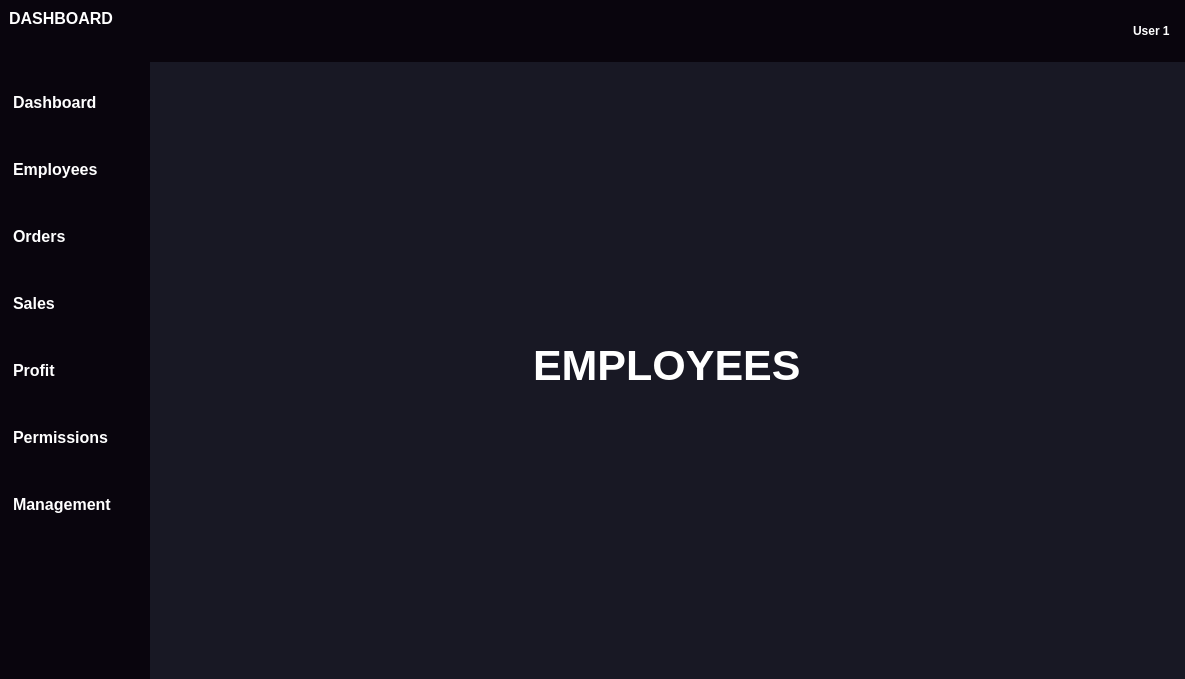
The window that dashboard.ui (amgartendev/InsightFlow-Manager) describes before a commit, drawn with Qt 5.
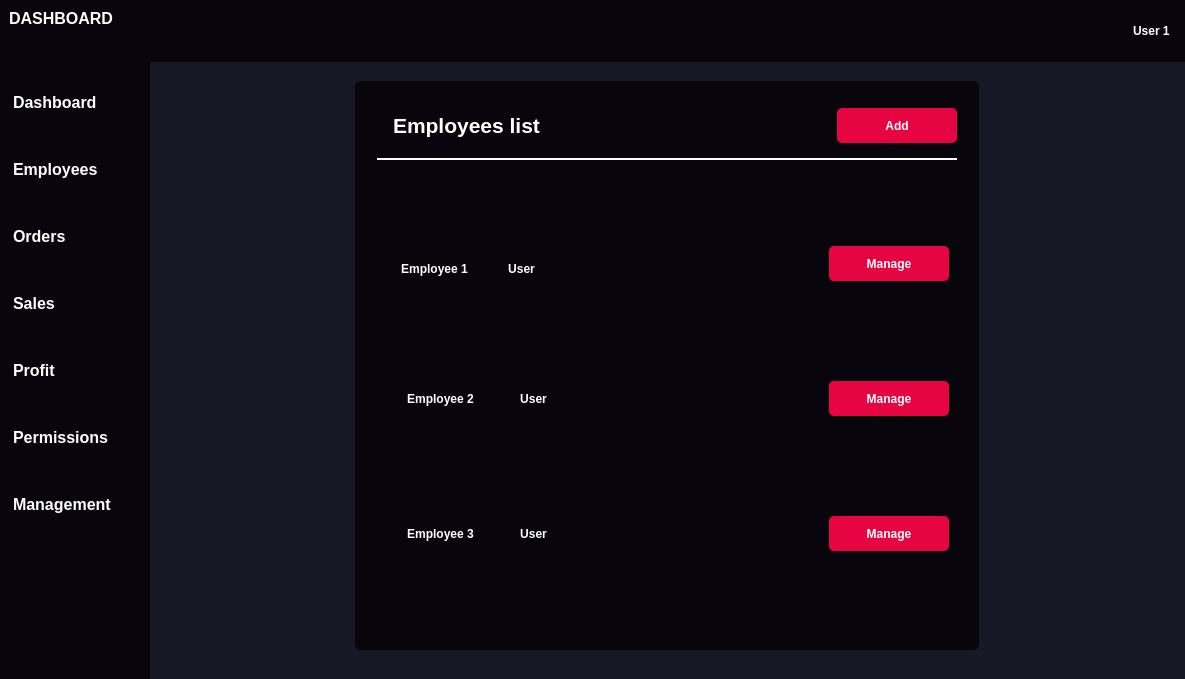
The same window after the commit. The open tabs and pages were chosen to show the change. Icons and pictures are not drawn.

Commit message: implement main employees layout

What changed in the file:
```diff
--- a/dashboard.ui
+++ b/dashboard.ui
@@ -2265,17 +2265,650 @@
          </widget>
          <widget class="QWidget" name="page_employees">
           <layout class="QHBoxLayout" name="horizontalLayout_32">
-           <item alignment="Qt::AlignHCenter|Qt::AlignVCenter">
-            <widget class="QLabel" name="label">
-             <property name="font">
-              <font>
-               <pointsize>32</pointsize>
-               <bold>true</bold>
-              </font>
+           <property name="spacing">
+            <number>0</number>
+           </property>
+           <property name="leftMargin">
+            <number>0</number>
+           </property>
+           <property name="topMargin">
+            <number>0</number>
+           </property>
+           <property name="rightMargin">
+            <number>0</number>
+           </property>
+           <property name="bottomMargin">
+            <number>0</number>
+           </property>
+           <item>
+            <widget class="QFrame" name="main_body_employees">
+             <property name="frameShape">
+              <enum>QFrame::StyledPanel</enum>
              </property>
-             <property name="text">
-              <string>EMPLOYEES</string>
+             <property name="frameShadow">
+              <enum>QFrame::Raised</enum>
              </property>
+             <layout class="QVBoxLayout" name="verticalLayout_8">
+              <item alignment="Qt::AlignHCenter">
+               <widget class="QFrame" name="main_employee_content_frame">
+                <property name="minimumSize">
+                 <size>
+                  <width>0</width>
+                  <height>0</height>
+                 </size>
+                </property>
+                <property name="styleSheet">
+                 <string notr="true">QFrame {
+	background-color: rgb(9, 5, 13);
+	border-radius: 5px;
+	margin: 10px;
+}</string>
+                </property>
+                <property name="frameShape">
+                 <enum>QFrame::StyledPanel</enum>
+                </property>
+                <property name="frameShadow">
+                 <enum>QFrame::Raised</enum>
+                </property>
+                <layout class="QVBoxLayout" name="verticalLayout_26">
+                 <property name="spacing">
+                  <number>0</number>
+                 </property>
+                 <property name="leftMargin">
+                  <number>12</number>
+                 </property>
+                 <property name="topMargin">
+                  <number>12</number>
+                 </property>
+                 <property name="rightMargin">
+                  <number>12</number>
+                 </property>
+                 <property name="bottomMargin">
+                  <number>12</number>
+                 </property>
+                 <item>
+                  <widget class="QFrame" name="header_employee_list">
+                   <property name="minimumSize">
+                    <size>
+                     <width>0</width>
+                     <height>0</height>
+                    </size>
+                   </property>
+                   <property name="frameShape">
+                    <enum>QFrame::StyledPanel</enum>
+                   </property>
+                   <property name="frameShadow">
+                    <enum>QFrame::Raised</enum>
+                   </property>
+                   <layout class="QHBoxLayout" name="horizontalLayout_45">
+                    <property name="spacing">
+                     <number>0</number>
+                    </property>
+                    <property name="leftMargin">
+                     <number>0</number>
+                    </property>
+                    <property name="topMargin">
+                     <number>0</number>
+                    </property>
+                    <property name="rightMargin">
+                     <number>0</number>
+                    </property>
+                    <property name="bottomMargin">
+                     <number>0</number>
+                    </property>
+                    <item alignment="Qt::AlignLeft">
+                     <widget class="QLabel" name="label_list_title">
+                      <property name="font">
+                       <font>
+                        <pointsize>16</pointsize>
+                        <bold>true</bold>
+                       </font>
+                      </property>
+                      <property name="text">
+                       <string>Employees list</string>
+                      </property>
+                     </widget>
+                    </item>
+                    <item alignment="Qt::AlignRight">
+                     <widget class="QPushButton" name="button_add_employee">
+                      <property name="minimumSize">
+                       <size>
+                        <width>120</width>
+                        <height>35</height>
+                       </size>
+                      </property>
+                      <property name="font">
+                       <font>
+                        <bold>true</bold>
+                       </font>
+                      </property>
+                      <property name="cursor">
+                       <cursorShape>PointingHandCursor</cursorShape>
+                      </property>
+                      <property name="styleSheet">
+                       <string notr="true">QPushButton {
+	background-color: #E60540;
+	border-radius: 5px;
+}
+
+QPushButton:hover {
+	background-color: #C50332;
+}</string>
+                      </property>
+                      <property name="text">
+                       <string>Add</string>
+                      </property>
+                     </widget>
+                    </item>
+                   </layout>
+                  </widget>
+                 </item>
+                 <item>
+                  <widget class="Line" name="separator_employees">
+                   <property name="maximumSize">
+                    <size>
+                     <width>16777215</width>
+                     <height>2</height>
+                    </size>
+                   </property>
+                   <property name="styleSheet">
+                    <string notr="true">background-color: #FFFFFF;</string>
+                   </property>
+                   <property name="frameShadow">
+                    <enum>QFrame::Sunken</enum>
+                   </property>
+                   <property name="orientation">
+                    <enum>Qt::Horizontal</enum>
+                   </property>
+                  </widget>
+                 </item>
+                 <item>
+                  <widget class="QScrollArea" name="scrollArea_employees">
+                   <property name="minimumSize">
+                    <size>
+                     <width>600</width>
+                     <height>0</height>
+                    </size>
+                   </property>
+                   <property name="maximumSize">
+                    <size>
+                     <width>16777215</width>
+                     <height>16777215</height>
+                    </size>
+                   </property>
+                   <property name="styleSheet">
+                    <string notr="true">QScrollArea {
+	margin: 0px;
+	padding: 0px;
+}
+</string>
+                   </property>
+                   <property name="widgetResizable">
+                    <bool>true</bool>
+                   </property>
+                   <widget class="QWidget" name="scrollAreaWidgets_employees">
+                    <property name="geometry">
+                     <rect>
+                      <x>0</x>
+                      <y>0</y>
+                      <width>600</width>
+                      <height>473</height>
+                     </rect>
+                    </property>
+                    <property name="styleSheet">
+                     <string notr="true">QWidget {
+	background-color: rgb(9, 5, 13);
+	margin: 0px;
+	padding: 0px;
+}</string>
+                    </property>
+                    <layout class="QVBoxLayout" name="verticalLayout_27">
+                     <property name="spacing">
+                      <number>0</number>
+                     </property>
+                     <property name="bottomMargin">
+                      <number>9</number>
+                     </property>
+                     <item>
+                      <widget class="QFrame" name="employee_management_frame_1">
+                       <property name="maximumSize">
+                        <size>
+                         <width>16777215</width>
+                         <height>80</height>
+                        </size>
+                       </property>
+                       <property name="styleSheet">
+                        <string notr="true">QFrame {
+	background-color: rgb(9, 5, 13);
+	border-radius: 10px;
+}</string>
+                       </property>
+                       <property name="frameShape">
+                        <enum>QFrame::StyledPanel</enum>
+                       </property>
+                       <property name="frameShadow">
+                        <enum>QFrame::Raised</enum>
+                       </property>
+                       <layout class="QHBoxLayout" name="horizontalLayout_39">
+                        <item alignment="Qt::AlignLeft">
+                         <widget class="QFrame" name="employee_information_frame_1">
+                          <property name="frameShape">
+                           <enum>QFrame::StyledPanel</enum>
+                          </property>
+                          <property name="frameShadow">
+                           <enum>QFrame::Raised</enum>
+                          </property>
+                          <layout class="QHBoxLayout" name="horizontalLayout_43">
+                           <property name="spacing">
+                            <number>0</number>
+                           </property>
+                           <property name="rightMargin">
+                            <number>0</number>
+                           </property>
+                           <property name="bottomMargin">
+                            <number>0</number>
+                           </property>
+                           <item alignment="Qt::AlignLeft">
+                            <widget class="QLabel" name="icon_employee_picture_1">
+                             <property name="font">
+                              <font>
+                               <bold>true</bold>
+                              </font>
+                             </property>
+                             <property name="text">
+                              <string/>
+                             </property>
+                             <property name="pixmap">
+                              <pixmap resource="icons.qrc">:/icons/icons/user.svg</pixmap>
+                             </property>
+                             <property name="alignment">
+                              <set>Qt::AlignCenter</set>
+                             </property>
+                            </widget>
+                           </item>
+                           <item alignment="Qt::AlignLeft">
+                            <widget class="QLabel" name="label_employee_name_1">
+                             <property name="font">
+                              <font>
+                               <bold>true</bold>
+                              </font>
+                             </property>
+                             <property name="text">
+                              <string>Employee 1</string>
+                             </property>
+                             <property name="alignment">
+                              <set>Qt::AlignCenter</set>
+                             </property>
+                            </widget>
+                           </item>
+                           <item>
+                            <spacer name="horizontalSpacer">
+                             <property name="orientation">
+                              <enum>Qt::Horizontal</enum>
+                             </property>
+                             <property name="sizeHint" stdset="0">
+                              <size>
+                               <width>40</width>
+                               <height>20</height>
+                              </size>
+                             </property>
+                            </spacer>
+                           </item>
+                           <item alignment="Qt::AlignLeft">
+                            <widget class="QLabel" name="label_employee_permission_1">
+                             <property name="font">
+                              <font>
+                               <bold>true</bold>
+                              </font>
+                             </property>
+                             <property name="text">
+                              <string>User</string>
+                             </property>
+                             <property name="alignment">
+                              <set>Qt::AlignCenter</set>
+                             </property>
+                            </widget>
+                           </item>
+                          </layout>
+                         </widget>
+                        </item>
+                        <item>
+                         <spacer name="horizontalSpacer_2">
+                          <property name="orientation">
+                           <enum>Qt::Horizontal</enum>
+                          </property>
+                          <property name="sizeHint" stdset="0">
+                           <size>
+                            <width>40</width>
+                            <height>20</height>
+                           </size>
+                          </property>
+                         </spacer>
+                        </item>
+                        <item alignment="Qt::AlignRight">
+                         <widget class="QPushButton" name="button_manage_employee_1">
+                          <property name="minimumSize">
+                           <size>
+                            <width>120</width>
+                            <height>35</height>
+                           </size>
+                          </property>
+                          <property name="font">
+                           <font>
+                            <bold>true</bold>
+                           </font>
+                          </property>
+                          <property name="cursor">
+                           <cursorShape>PointingHandCursor</cursorShape>
+                          </property>
+                          <property name="styleSheet">
+                           <string notr="true">QPushButton {
+	background-color: #E60540;
+	border-radius: 5px;
+}
+
+QPushButton:hover {
+	background-color: #C50332;
+}</string>
+                          </property>
+                          <property name="text">
+                           <string>Manage</string>
+                          </property>
+                         </widget>
+                        </item>
+                       </layout>
+                      </widget>
+                     </item>
+                     <item>
+                      <widget class="QFrame" name="employee_management_frame_2">
+                       <property name="maximumSize">
+                        <size>
+                         <width>16777215</width>
+                         <height>80</height>
+                        </size>
+                       </property>
+                       <property name="styleSheet">
+                        <string notr="true">QFrame {
+	background-color: rgb(9, 5, 13);
+	border-radius: 10px;
+}</string>
+                       </property>
+                       <property name="frameShape">
+                        <enum>QFrame::StyledPanel</enum>
+                       </property>
+                       <property name="frameShadow">
+                        <enum>QFrame::Raised</enum>
+                       </property>
+                       <layout class="QHBoxLayout" name="horizontalLayout_40">
+                        <item alignment="Qt::AlignLeft">
+                         <widget class="QFrame" name="employee_information_frame_2">
+                          <property name="frameShape">
+                           <enum>QFrame::StyledPanel</enum>
+                          </property>
+                          <property name="frameShadow">
+                           <enum>QFrame::Raised</enum>
+                          </property>
+                          <layout class="QHBoxLayout" name="horizontalLayout_42">
+                           <item alignment="Qt::AlignLeft">
+                            <widget class="QLabel" name="icon_employee_picture_2">
+                             <property name="font">
+                              <font>
+                               <bold>true</bold>
+                              </font>
+                             </property>
+                             <property name="text">
+                              <string/>
+                             </property>
+                             <property name="pixmap">
+                              <pixmap resource="icons.qrc">:/icons/icons/user.svg</pixmap>
+                             </property>
+                             <property name="alignment">
+                              <set>Qt::AlignCenter</set>
+                             </property>
+                            </widget>
+                           </item>
+                           <item alignment="Qt::AlignLeft">
+                            <widget class="QLabel" name="label_employee_name_2">
+                             <property name="font">
+                              <font>
+                               <bold>true</bold>
+                              </font>
+                             </property>
+                             <property name="text">
+                              <string>Employee 2</string>
+                             </property>
+                             <property name="alignment">
+                              <set>Qt::AlignCenter</set>
+                             </property>
+                            </widget>
+                           </item>
+                           <item>
+                            <spacer name="horizontalSpacer_3">
+                             <property name="orientation">
+                              <enum>Qt::Horizontal</enum>
+                             </property>
+                             <property name="sizeHint" stdset="0">
+                              <size>
+                               <width>40</width>
+                               <height>20</height>
+                              </size>
+                             </property>
+                            </spacer>
+                           </item>
+                           <item alignment="Qt::AlignLeft">
+                            <widget class="QLabel" name="label_employee_permission_2">
+                             <property name="font">
+                              <font>
+                               <bold>true</bold>
+                              </font>
+                             </property>
+                             <property name="text">
+                              <string>User</string>
+                             </property>
+                             <property name="alignment">
+                              <set>Qt::AlignCenter</set>
+                             </property>
+                            </widget>
+                           </item>
+                          </layout>
+                         </widget>
+                        </item>
+                        <item>
+                         <spacer name="horizontalSpacer_4">
+                          <property name="orientation">
+                           <enum>Qt::Horizontal</enum>
+                          </property>
+                          <property name="sizeHint" stdset="0">
+                           <size>
+                            <width>40</width>
+                            <height>20</height>
+                           </size>
+                          </property>
+                         </spacer>
+                        </item>
+                        <item alignment="Qt::AlignRight">
+                         <widget class="QPushButton" name="button_manage_employee_2">
+                          <property name="minimumSize">
+                           <size>
+                            <width>120</width>
+                            <height>35</height>
+                           </size>
+                          </property>
+                          <property name="font">
+                           <font>
+                            <bold>true</bold>
+                           </font>
+                          </property>
+                          <property name="cursor">
+                           <cursorShape>PointingHandCursor</cursorShape>
+                          </property>
+                          <property name="styleSheet">
+                           <string notr="true">QPushButton {
+	background-color: #E60540;
+	border-radius: 5px;
+}
+
+QPushButton:hover {
+	background-color: #C50332;
+}</string>
+                          </property>
+                          <property name="text">
+                           <string>Manage</string>
+                          </property>
+                         </widget>
+                        </item>
+                       </layout>
+                      </widget>
+                     </item>
+                     <item>
+                      <widget class="QFrame" name="employee_management_frame_3">
+                       <property name="maximumSize">
+                        <size>
+                         <width>16777215</width>
+                         <height>80</height>
+                        </size>
+                       </property>
+                       <property name="styleSheet">
+                        <string notr="true">QFrame {
+	background-color: rgb(9, 5, 13);
+	border-radius: 10px;
+}</string>
+                       </property>
+                       <property name="frameShape">
+                        <enum>QFrame::StyledPanel</enum>
+                       </property>
+                       <property name="frameShadow">
+                        <enum>QFrame::Raised</enum>
+                       </property>
+                       <layout class="QHBoxLayout" name="horizontalLayout_41">
+                        <item alignment="Qt::AlignLeft">
+                         <widget class="QFrame" name="employee_information_frame_3">
+                          <property name="frameShape">
+                           <enum>QFrame::StyledPanel</enum>
+                          </property>
+                          <property name="frameShadow">
+                           <enum>QFrame::Raised</enum>
+                          </property>
+                          <layout class="QHBoxLayout" name="horizontalLayout_44">
+                           <item alignment="Qt::AlignLeft">
+                            <widget class="QLabel" name="icon_employee_picture_3">
+                             <property name="font">
+                              <font>
+                               <bold>true</bold>
+                              </font>
+                             </property>
+                             <property name="text">
+                              <string/>
+                             </property>
+                             <property name="pixmap">
+                              <pixmap resource="icons.qrc">:/icons/icons/user.svg</pixmap>
+                             </property>
+                             <property name="alignment">
+                              <set>Qt::AlignCenter</set>
+                             </property>
+                            </widget>
+                           </item>
+                           <item alignment="Qt::AlignLeft">
+                            <widget class="QLabel" name="label_employee_name_3">
+                             <property name="font">
+                              <font>
+                               <bold>true</bold>
+                              </font>
+                             </property>
+                             <property name="text">
+                              <string>Employee 3</string>
+                             </property>
+                             <property name="alignment">
+                              <set>Qt::AlignCenter</set>
+                             </property>
+                            </widget>
+                           </item>
+                           <item>
+                            <spacer name="horizontalSpacer_5">
+                             <property name="orientation">
+                              <enum>Qt::Horizontal</enum>
+                             </property>
+                             <property name="sizeHint" stdset="0">
+                              <size>
+                               <width>40</width>
+                               <height>20</height>
+                              </size>
+                             </property>
+                            </spacer>
+                           </item>
+                           <item alignment="Qt::AlignLeft">
+                            <widget class="QLabel" name="label_employee_permission_3">
+                             <property name="font">
+                              <font>
+                               <bold>true</bold>
+                              </font>
+                             </property>
+                             <property name="text">
+                              <string>User</string>
+                             </property>
+                             <property name="alignment">
+                              <set>Qt::AlignCenter</set>
+                             </property>
+                            </widget>
+                           </item>
+                           <item>
+                            <spacer name="horizontalSpacer_6">
+                             <property name="orientation">
+                              <enum>Qt::Horizontal</enum>
+                             </property>
+                             <property name="sizeHint" stdset="0">
+                              <size>
+                               <width>40</width>
+                               <height>20</height>
+                              </size>
+                             </property>
+                            </spacer>
+                           </item>
+                          </layout>
+                         </widget>
+                        </item>
+                        <item alignment="Qt::AlignRight">
+                         <widget class="QPushButton" name="button_manage_employee_3">
+                          <property name="minimumSize">
+                           <size>
+                            <width>120</width>
+                            <height>35</height>
+                           </size>
+                          </property>
+                          <property name="font">
+                           <font>
+                            <bold>true</bold>
+                           </font>
+                          </property>
+                          <property name="cursor">
+                           <cursorShape>PointingHandCursor</cursorShape>
+                          </property>
+                          <property name="styleSheet">
+                           <string notr="true">QPushButton {
+	background-color: #E60540;
+	border-radius: 5px;
+}
+
+QPushButton:hover {
+	background-color: #C50332;
+}</string>
+                          </property>
+                          <property name="text">
+                           <string>Manage</string>
+                          </property>
+                         </widget>
+                        </item>
+                       </layout>
+                      </widget>
+                     </item>
+                    </layout>
+                   </widget>
+                  </widget>
+                 </item>
+                </layout>
+               </widget>
+              </item>
+             </layout>
             </widget>
            </item>
           </layout>
```
Left out of the diff: 3 changed lines with no effect on the pictures. The commit also changes 1 other file.
